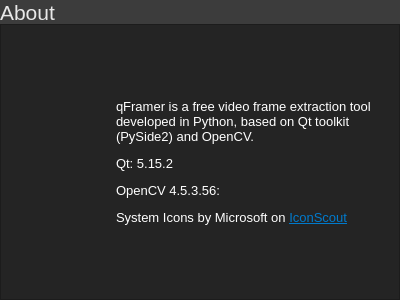
The window that gui/ui_files/ui_about_window.ui (riverbr/qFramer) describes before a commit, drawn with Qt 5.
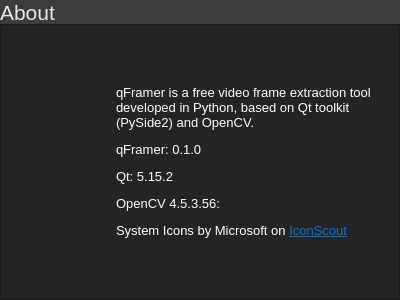
The same window after the commit. Icons and pictures are not drawn.

Commit message: added qFramer version in lbl_about

```diff
--- a/gui/ui_files/ui_about_window.ui
+++ b/gui/ui_files/ui_about_window.ui
@@ -225,7 +225,7 @@
          <string notr="true">color: rgb(255, 255, 255);</string>
         </property>
         <property name="text">
-         <string>&lt;html&gt;&lt;head/&gt;&lt;body&gt;&lt;p&gt;qFramer is a free video frame extraction tool developed in Python, based on Qt toolkit (PySide2) and OpenCV.&lt;/p&gt;&lt;p&gt;Qt: 5.15.2&lt;/p&gt;&lt;p&gt;OpenCV 4.5.3.56: &lt;/p&gt;&lt;p&gt;System Icons by Microsoft on &lt;a href=&quot;www.iconscout.com&quot;&gt;&lt;span style=&quot; text-decoration: underline; color:#007acc;&quot;&gt;IconScout&lt;/span&gt;&lt;/a&gt;&lt;/p&gt;&lt;/body&gt;&lt;/html&gt;</string>
+         <string>&lt;html&gt;&lt;head/&gt;&lt;body&gt;&lt;p&gt;qFramer is a free video frame extraction tool developed in Python, based on Qt toolkit (PySide2) and OpenCV.&lt;/p&gt;&lt;p&gt;qFramer: 0.1.0&lt;/p&gt;&lt;p&gt;Qt: 5.15.2&lt;/p&gt;&lt;p&gt;OpenCV 4.5.3.56: &lt;/p&gt;&lt;p&gt;System Icons by Microsoft on &lt;a href=&quot;www.iconscout.com&quot;&gt;&lt;span style=&quot; text-decoration: underline; color:#007acc;&quot;&gt;IconScout&lt;/span&gt;&lt;/a&gt;&lt;/p&gt;&lt;/body&gt;&lt;/html&gt;</string>
         </property>
         <property name="wordWrap">
          <bool>true</bool>
```
The commit also changes 1 other file.
